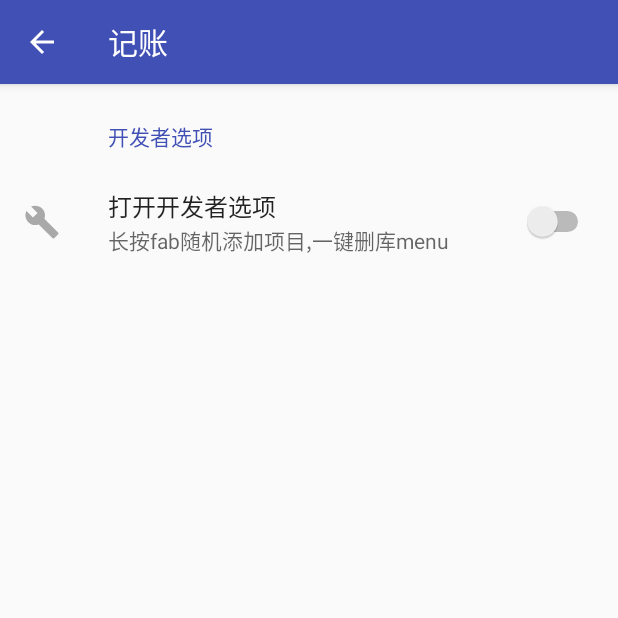
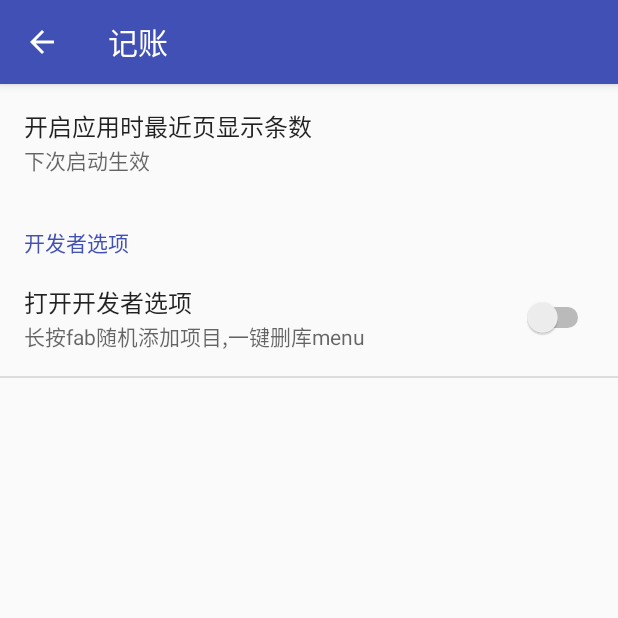
Before and after one commit to qyanzh/Keeper, an Android app: the screen it shows after launch (SettingsActivity), in the side drawer, after a tap on "设置", on a phone screen of 412 x 824 dp, the top half of it. Run offline under Robolectric (Android 15) with nearby library versions, the phone set to English and light mode, and no system bars; libraries missing offline, so code that uses them is left out: com.timehop.stickyheadersrecyclerview, org.litepal, org.litepal.crud; 5 statements that could not run were skipped.

Commit message:
recent fragment.

```diff
--- a/app/src/main/java/com/example/keeper/BillAdapter.java
+++ b/app/src/main/java/com/example/keeper/BillAdapter.java
@@ -11,7 +11,7 @@ import android.view.ViewGroup;
 import android.widget.TextView;
 
 import com.example.keeper.activities.EditActivity;
-import com.example.keeper.fragments.HomeFragment;
+import com.example.keeper.fragments.RecentFragment;
 import com.example.keeper.mytools.MyDateFormat;
 import com.timehop.stickyheadersrecyclerview.StickyRecyclerHeadersAdapter;
 
@@ -113,6 +113,6 @@ public class BillAdapter extends RecyclerView.Adapter<BillAdapter.ViewHolder> im
         intent.putExtra("action", "edit");
         intent.putExtra("id", id);
         intent.putExtra("prePosition", position);
-        mFragment.startActivityForResult(intent, HomeFragment.REQUEST_EDIT_BILL);
+        mFragment.startActivityForResult(intent, RecentFragment.REQUEST_EDIT_BILL);
     }
 }
--- a/app/src/main/java/com/example/keeper/activities/MainActivity.java
+++ b/app/src/main/java/com/example/keeper/activities/MainActivity.java
@@ -20,7 +20,7 @@ import android.view.MenuItem;
 import com.example.keeper.BillItem;
 import com.example.keeper.R;
 import com.example.keeper.fragments.BillListFragment;
-import com.example.keeper.fragments.HomeFragment;
+import com.example.keeper.fragments.RecentFragment;
 import com.example.keeper.fragments.SumBillListFragment;
 import com.example.keeper.mytools.MyBundleHelper;
 import com.example.keeper.mytools.MyDoubleClickListener;
@@ -33,7 +33,7 @@ import java.util.Calendar;
 import java.util.List;
 
 import static com.example.keeper.fragments.SumBillListFragment.DAILY_FRAGMENT_TAG;
-import static com.example.keeper.fragments.SumBillListFragment.HOME_FRAGMENT_TAG;
+import static com.example.keeper.fragments.SumBillListFragment.RECENT_FRAGMENT_TAG;
 import static com.example.keeper.fragments.SumBillListFragment.MONTHLY_FRAGMENT_TAG;
 import static com.example.keeper.fragments.SumBillListFragment.YEARLY_FRAGMENT_TAG;
 import static java.util.Calendar.DAY_OF_MONTH;
@@ -41,7 +41,7 @@ import static java.util.Calendar.MONTH;
 import static java.util.Calendar.YEAR;
 
 
-public class MainActivity extends AppCompatActivity implements SharedPreferences.OnSharedPreferenceChangeListener {
+public class MainActivity extends AppCompatActivity {
 
     public static final String TAG = "MainActivity";
     private static final String PREF_DEV_MODE = "pref_dev_mode";
@@ -51,7 +51,7 @@ public class MainActivity extends AppCompatActivity implements SharedPreferences
     NavigationView mNavigation;
     private DrawerLayout mDrawerLayout;
     private BillListFragment currentFragment;
-    private HomeFragment homeFragment;
+    private RecentFragment recentFragment;
     SumBillListFragment yearlyFragment;
     SumBillListFragment monthlyFragment;
     SumBillListFragment dailyFragment;
@@ -63,14 +63,14 @@ public class MainActivity extends AppCompatActivity implements SharedPreferences
     protected void onCreate(Bundle savedInstanceState) {
         Log.d(TAG, "onCreate: ");
         setTheme(R.style.TransparentStatusBar);
-        PreferenceManager.setDefaultValues(this, R.xml.preferences, true);
+        PreferenceManager.setDefaultValues(this, R.xml.preferences, false);
         sharedPreferences = PreferenceManager.getDefaultSharedPreferences(this);
         super.onCreate(savedInstanceState);
         setContentView(R.layout.activity_main);
         LitePal.initialize(this);
         welcome();
         if (savedInstanceState != null) {
-            homeFragment = (HomeFragment) getSupportFragmentManager().findFragmentByTag(HOME_FRAGMENT_TAG);
+            recentFragment = (RecentFragment) getSupportFragmentManager().findFragmentByTag(RECENT_FRAGMENT_TAG);
             yearlyFragment = (SumBillListFragment) getSupportFragmentManager().findFragmentByTag(YEARLY_FRAGMENT_TAG);
             monthlyFragment = (SumBillListFragment) getSupportFragmentManager().findFragmentByTag(MONTHLY_FRAGMENT_TAG);
             dailyFragment = (SumBillListFragment) getSupportFragmentManager().findFragmentByTag(DAILY_FRAGMENT_TAG);
@@ -84,6 +84,7 @@ public class MainActivity extends AppCompatActivity implements SharedPreferences
         super.onStart();
         setFabClick();
     }
+
 
     @Override
     public boolean onCreateOptionsMenu(Menu menu) {
@@ -155,8 +156,8 @@ public class MainActivity extends AppCompatActivity implements SharedPreferences
     public boolean onNavigationItemSelected(MenuItem i) {
         switch (i.getItemId()) {
             case R.id.nav_menu_home:
-                showFragment(homeFragment);
-                toolbar.setTitle(R.string.app_name);
+                showFragment(recentFragment);
+                toolbar.setTitle(R.string.recent);
                 break;
             case R.id.nav_menu_today:
                 showFragment(dailyFragment);
@@ -195,10 +196,10 @@ public class MainActivity extends AppCompatActivity implements SharedPreferences
             dailyFragment = SumBillListFragment.newInstance(DAILY_FRAGMENT_TAG, bundle);
         }
 
-        if (homeFragment == null) {
-            homeFragment = HomeFragment.newInstance(HOME_FRAGMENT_TAG);
+        if (recentFragment == null) {
+            recentFragment = RecentFragment.newInstance(RECENT_FRAGMENT_TAG);
         }
-        showFragment(homeFragment);
+        showFragment(recentFragment);
     }
 
 
@@ -248,12 +249,6 @@ public class MainActivity extends AppCompatActivity implements SharedPreferences
         }
     }
 
-    @Override
-    public void onSharedPreferenceChanged(SharedPreferences sharedPreferences, String key) {
-        if (key.equals(PREF_DEV_MODE)) {
-            setFabClick();
-        }
-    }
 
     @Override
     public boolean onPrepareOptionsMenu(Menu menu) {
@@ -283,4 +278,5 @@ public class MainActivity extends AppCompatActivity implements SharedPreferences
                 });
         builder.create().show();
     }
+
 }
--- a/app/src/main/java/com/example/keeper/activities/SettingsActivity.java
+++ b/app/src/main/java/com/example/keeper/activities/SettingsActivity.java
@@ -22,7 +22,7 @@ public class SettingsActivity extends AppCompatActivity {
         if (actionBar != null) {
             actionBar.setDisplayHomeAsUpEnabled(true);
         }
-        getSupportFragmentManager().beginTransaction()
+        getFragmentManager().beginTransaction()
                 .replace(R.id.settings_fragment_container, new SettingsFragment())
                 .commit();
     }
--- a/app/src/main/java/com/example/keeper/fragments/BillListFragment.java
+++ b/app/src/main/java/com/example/keeper/fragments/BillListFragment.java
@@ -5,7 +5,7 @@ import android.os.Bundle;
 import android.support.annotation.NonNull;
 import android.support.annotation.Nullable;
 import android.support.v4.app.Fragment;
-import android.support.v7.widget.LinearLayoutManager;
+import android.support.v7.widget.GridLayoutManager;
 import android.util.Log;
 import android.view.LayoutInflater;
 import android.view.View;
@@ -35,7 +35,7 @@ import static android.app.Activity.RESULT_OK;
 import static java.util.Calendar.MONTH;
 import static java.util.Calendar.YEAR;
 
-public class BillListFragment extends Fragment {
+public abstract class BillListFragment extends Fragment {
 
     private static final DecimalFormat df = new DecimalFormat("¥###,###,##0.00");
     public View view;
@@ -43,7 +43,6 @@ public class BillListFragment extends Fragment {
     public List<BillItem> billItemList;
     public BillAdapter billAdapter;
     public MyRecyclerView billRecyclerView;
-
     public MainActivity mActivity;
     TextView textTotalIncome;
     TextView textTotalPayout;
@@ -53,12 +52,6 @@ public class BillListFragment extends Fragment {
     public static final int REQUEST_EDIT_BILL = 1;
     String[] queryConditions;
     String[] queryArguments;
-
-    public static BillListFragment newInstance(String TAG) {
-        BillListFragment fragment = new BillListFragment();
-        fragment.TAG = TAG;
-        return fragment;
-    }
 
     @Override
     public void onCreate(@Nullable Bundle savedInstanceState) {
@@ -70,11 +63,13 @@ public class BillListFragment extends Fragment {
             queryArguments = bundle.getStringArray("queryArguments");
             TAG = bundle.getString("TAG");
         }
-        billItemList = LitePal.where(getMergedQueryString()).order("timeMills desc").find(BillItem.class);
+        billItemList = getInitList();
         billAdapter = new BillAdapter(this, billItemList);
         setRetainInstance(true);
         Log.d(TAG, "onCreate: ");
     }
+
+    abstract List<BillItem> getInitList();
 
     @Nullable
     @Override
@@ -85,7 +80,7 @@ public class BillListFragment extends Fragment {
         textTotalPayout = view.findViewById(R.id.text_payout_amount);
         textTotalAmount = view.findViewById(R.id.text_total_amount);
         billRecyclerView = view.findViewById(R.id.bill_recyclerView);
-        billRecyclerView.setLayoutManager(new LinearLayoutManager(getActivity()));
+        billRecyclerView.setLayoutManager(new GridLayoutManager(getContext(),1));
         billRecyclerView.setAdapter(billAdapter);
         billRecyclerView.setHasFixedSize(true);
         final StickyRecyclerHeadersDecoration headersDecoration = new StickyRecyclerHeadersDecoration(billAdapter);
@@ -95,7 +90,7 @@ public class BillListFragment extends Fragment {
     }
 
 
-    String getMergedQueryString() {
+    String getMergedWhereString() {
         StringBuilder sb = new StringBuilder();
         if (queryArguments != null) {
             int length = queryArguments.length;
@@ -108,7 +103,7 @@ public class BillListFragment extends Fragment {
                 }
             }
         }
-        Log.d(TAG, "getMergedQueryString : " + sb.toString());
+        Log.d(TAG, "getMergedWhereString : " + sb.toString());
         return sb.toString();
     }
 
@@ -206,7 +201,7 @@ public class BillListFragment extends Fragment {
         if (!isFirstShow) {
             billItemList.clear();
             Log.d(TAG, " reloadData");
-            billItemList.addAll(LitePal.where(getMergedQueryString()).order("timeMills desc").find(BillItem.class));
+            billItemList.addAll(getInitList());
             billAdapter.notifyDataSetChanged();
             refreshAmountOfMoney();
         }
--- a/app/src/main/java/com/example/keeper/fragments/HomeFragment.java
+++ /dev/null
@@ -1,27 +0,0 @@
-package com.example.keeper.fragments;
-
-import android.os.Bundle;
-import android.support.annotation.NonNull;
-import android.support.annotation.Nullable;
-import android.view.LayoutInflater;
-import android.view.View;
-import android.view.ViewGroup;
-
-
-public class HomeFragment extends BillListFragment {
-
-    public static HomeFragment newInstance(String TAG) {
-        HomeFragment fragment = new HomeFragment();
-        fragment.TAG = TAG;
-        return fragment;
-    }
-
-    @Nullable
-    @Override
-    public View onCreateView(@NonNull LayoutInflater inflater, @Nullable ViewGroup container, @Nullable Bundle savedInstanceState) {
-        super.onCreateView(inflater, container, savedInstanceState);
-        return view;
-    }
-
-
-}
--- /dev/null
+++ b/app/src/main/java/com/example/keeper/fragments/RecentFragment.java
@@ -0,0 +1,40 @@
+package com.example.keeper.fragments;
+
+import android.os.Bundle;
+import android.preference.PreferenceManager;
+import android.support.annotation.NonNull;
+import android.support.annotation.Nullable;
+import android.view.LayoutInflater;
+import android.view.View;
+import android.view.ViewGroup;
+
+import com.example.keeper.BillItem;
+
+import org.litepal.LitePal;
+
+import java.util.List;
+
+
+public class RecentFragment extends BillListFragment {
+
+    public static RecentFragment newInstance(String TAG) {
+        RecentFragment fragment = new RecentFragment();
+        fragment.TAG = TAG;
+        return fragment;
+    }
+
+    @Override
+    List<BillItem> getInitList() {
+        String limit = PreferenceManager.getDefaultSharedPreferences(getContext()).getString("pref_recent_amount","20");
+        return LitePal.order("timeMills desc").limit(Integer.valueOf(limit)).find(BillItem.class);
+    }
+
+    @Nullable
+    @Override
+    public View onCreateView(@NonNull LayoutInflater inflater, @Nullable ViewGroup container, @Nullable Bundle savedInstanceState) {
+        super.onCreateView(inflater, container, savedInstanceState);
+        return view;
+    }
+
+
+}
--- a/app/src/main/java/com/example/keeper/fragments/SettingsFragment.java
+++ b/app/src/main/java/com/example/keeper/fragments/SettingsFragment.java
@@ -1,19 +1,17 @@
 package com.example.keeper.fragments;
 
 import android.os.Bundle;
-import android.support.v7.preference.PreferenceFragmentCompat;
+
+import android.preference.PreferenceFragment;
 
 import com.example.keeper.R;
 
-public class SettingsFragment extends PreferenceFragmentCompat {
+public class SettingsFragment extends PreferenceFragment {
+
     @Override
     public void onCreate(Bundle savedInstanceState) {
         super.onCreate(savedInstanceState);
-        // Load the preferences from an XML resource
+        addPreferencesFromResource(R.xml.preferences);
     }
 
-    @Override
-    public void onCreatePreferences(Bundle bundle, String s) {
-        addPreferencesFromResource(R.xml.preferences);
-    }
 }
--- a/app/src/main/java/com/example/keeper/fragments/SumBillListFragment.java
+++ b/app/src/main/java/com/example/keeper/fragments/SumBillListFragment.java
@@ -12,7 +12,10 @@ import android.widget.ArrayAdapter;
 import android.widget.LinearLayout;
 import android.widget.Spinner;
 
+import com.example.keeper.BillItem;
 import com.example.keeper.R;
+
+import org.litepal.LitePal;
 
 import java.util.ArrayList;
 import java.util.Calendar;
@@ -26,7 +29,7 @@ public class SumBillListFragment extends BillListFragment {
     Spinner spinnerYear;
     Spinner spinnerMonth;
     Spinner spinnerDay;
-    public static final String HOME_FRAGMENT_TAG = "HomeFragment";
+    public static final String RECENT_FRAGMENT_TAG = "RecentFragment";
     public static final String YEARLY_FRAGMENT_TAG = "YearlyFragment";
     public static final String MONTHLY_FRAGMENT_TAG = "MonthlyFragment";
     public static final String DAILY_FRAGMENT_TAG = "DailyFragment";
@@ -38,9 +41,14 @@ public class SumBillListFragment extends BillListFragment {
 
     public static SumBillListFragment newInstance(String TAG, Bundle bundle) {
         SumBillListFragment fragment = new SumBillListFragment();
-        fragment.TAG = TAG;
+        bundle.putString("TAG",TAG);
         fragment.setArguments(bundle);
         return fragment;
+    }
+
+    @Override
+    List<BillItem> getInitList() {
+        return LitePal.where(getMergedWhereString()).order("timeMills desc").find(BillItem.class);
     }
 
     @Nullable
--- a/app/src/main/res/layout/bill_recyclerview_layout.xml
+++ b/app/src/main/res/layout/bill_recyclerview_layout.xml
@@ -1,6 +1,7 @@
 <?xml version="1.0" encoding="utf-8"?>
 
 <android.support.constraint.ConstraintLayout xmlns:android="http://schemas.android.com/apk/res/android"
+    android:background="#EFEFEF"
     xmlns:app="http://schemas.android.com/apk/res-auto"
     android:layout_width="match_parent"
     android:layout_height="match_parent">
--- a/app/src/main/res/menu/nav.xml
+++ b/app/src/main/res/menu/nav.xml
@@ -5,7 +5,7 @@
     <item
         android:id="@+id/nav_menu_home"
         android:icon="@drawable/nav_ic_home"
-        android:title="@string/title_home" />
+        android:title="@string/recent" />
 
     <item
         android:id="@+id/nav_menu_today"
--- a/app/src/main/res/values/strings.xml
+++ b/app/src/main/res/values/strings.xml
@@ -50,5 +50,8 @@
     <string name="settings">设置</string>
     <string name="west2online">West2Online</string>
     <string name="emptyListIndicator">空列表图示</string>
+    <string name="recentDisplayAmount">开启应用时最近页显示条数</string>
+    <string name="availableNextTimeLaunch">下次启动生效</string>
+    <string name="recent">最近</string>
 
 </resources>
--- a/app/src/main/res/xml/preferences.xml
+++ b/app/src/main/res/xml/preferences.xml
@@ -1,8 +1,16 @@
 <?xml version="1.0" encoding="utf-8"?>
 <PreferenceScreen xmlns:android="http://schemas.android.com/apk/res/android">
+    <EditTextPreference
+        android:defaultValue="20"
+        android:key="pref_recent_amount"
+        android:summary="@string/availableNextTimeLaunch"
+        android:numeric="integer"
+        android:inputType="number"
+        android:selectAllOnFocus="true"
+        android:singleLine="true"
+        android:title="@string/recentDisplayAmount" />
     <PreferenceCategory android:title="@string/developerMode">
         <SwitchPreference
-            android:icon="@drawable/set_ic_build_white_24dp"
             android:defaultValue="false"
             android:key="pref_dev_mode"
             android:summary="@string/summary_dev_mode"
```
Also changed, not shown: app/src/main/res/layout/bill_item.xml (+7 -2 lines).
